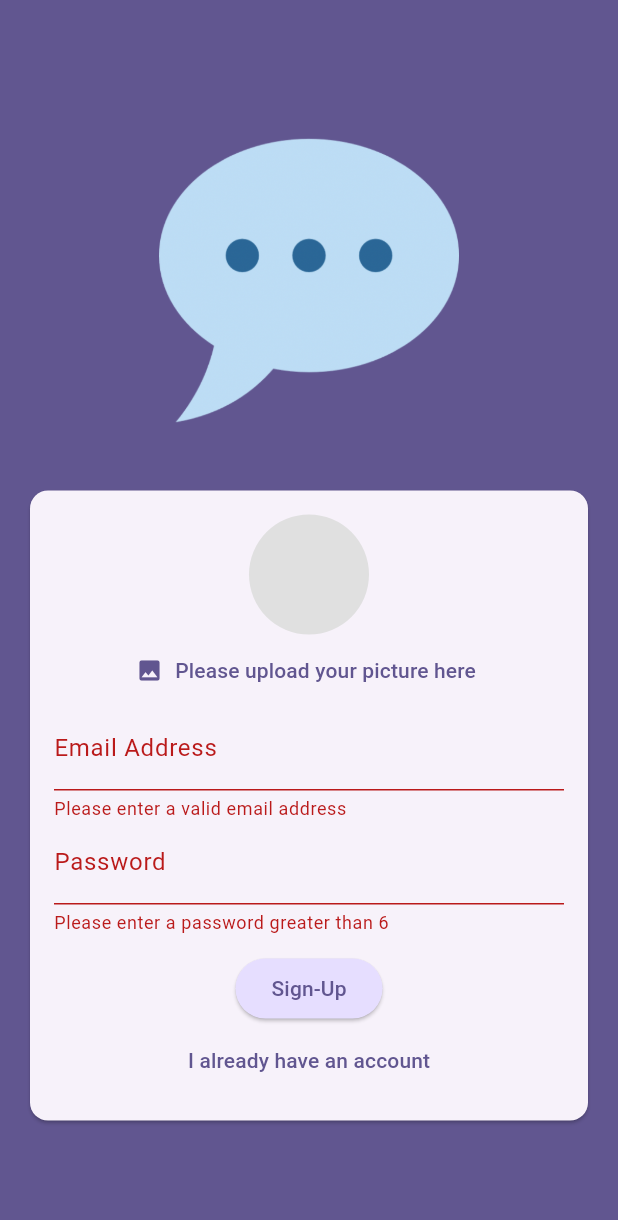
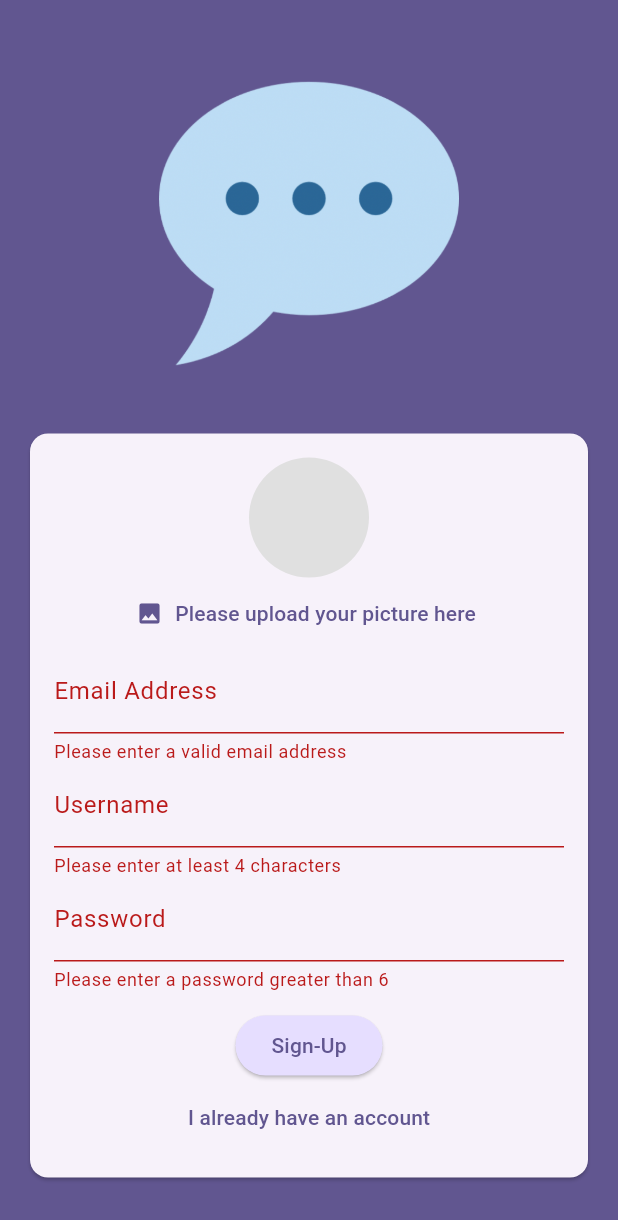
Before and after one commit to atomicstructure/chat_app, a Flutter app: the screen it shows after launch, after a tap on "Login", after a tap on "Create an account", after a tap on "Sign-Up", on a phone screen of 412 x 824 dp. Shown: the top 1220 px of the screen. Run offline on Flutter 3.47's test engine with Material 3 defaults, Android fonts, the phone set to English and light mode, and no system bars; our stand-ins replace cloud_firestore, firebase_auth, firebase_core, firebase_storage, image_picker; accounts and stored records are empty.

Commit message:
Added the username feature and added another input for the username into the registration form screen

```diff
--- a/lib/screens/auth_screen.dart
+++ b/lib/screens/auth_screen.dart
@@ -21,6 +21,7 @@ class _AuthScreenState extends State<AuthScreen> {
   var _isLogin = true;
   var _enteredEmail = '';
   var _enteredPassword = '';
+  var _enteredUsername = '';
   File? _selectedImage;
   var _isAuthenticating = false;
 
@@ -57,9 +58,9 @@ class _AuthScreenState extends State<AuthScreen> {
         .collection('users')
         .doc(userCredentials.user!.uid)
         .set({
-          'username': '',
+          'username': _enteredUsername,
           'email': _enteredEmail,
-          'password': _enteredPassword,
+          // 'password': _enteredPassword,
           'image_url': imageUrl,
         });
       }
@@ -130,6 +131,20 @@ class _AuthScreenState extends State<AuthScreen> {
                               _enteredEmail = newValue!;
                             },
                           ),
+                          if (!_isLogin)
+                          TextFormField(
+                            decoration: const InputDecoration(label: Text('Username'),),
+                            enableSuggestions: false,
+                            validator: (value) {
+                              if (value == null || value.isEmpty || value.trim().length < 4) {
+                                return 'Please enter at least 4 characters';
+                              }
+                              return null;
+                            },
+                            onSaved: (newValue) {
+                              _enteredUsername = newValue!;
+                            },
+                          ),
                           TextFormField(
                             decoration: const InputDecoration(
                               label: Text('Password'),
```
